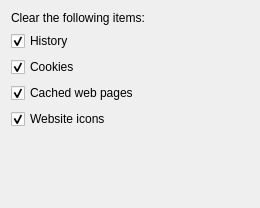
Old version of the form src/cleardata.ui in the repository KDE/rekonq.
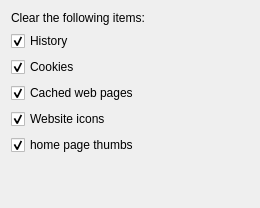
New version of the form.

Commit message: Cleaning thumbs cache

Patch:
```diff
--- a/src/cleardata.ui
+++ b/src/cleardata.ui
@@ -61,6 +61,16 @@
      </property>
     </widget>
    </item>
+   <item>
+    <widget class="QCheckBox" name="homePageThumbs">
+     <property name="text">
+      <string>home page thumbs</string>
+     </property>
+     <property name="checked">
+      <bool>true</bool>
+     </property>
+    </widget>
+   </item>
    <item>
     <spacer name="verticalSpacer">
      <property name="orientation">
```
The commit also changes 2 other files.
